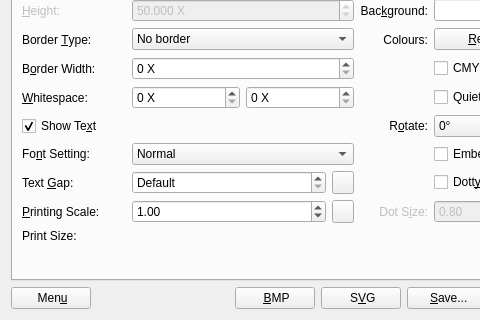
Above: frontend_qt/mainWindow.ui from zint/zint before the change; both pictures show x 0 to 480 and y 327 to 647 of the 584 by 647 pixel window. Below: the same form after it.
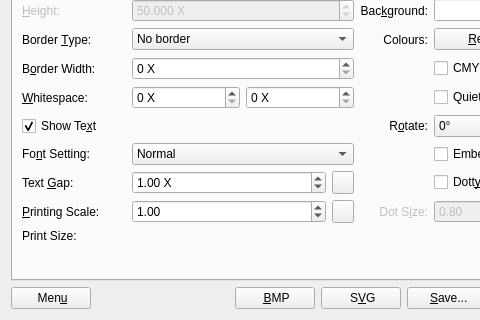
That is the form after the change. The open tabs and pages were chosen to show the change. Icons and pictures are not drawn.

The edit to the form file:
```diff
--- a/frontend_qt/mainWindow.ui
+++ b/frontend_qt/mainWindow.ui
@@ -1936,9 +1936,6 @@
                 <string>Gap between barcode and text in X-dimensions
 (ignored if disabled)</string>
                </property>
-               <property name="specialValueText">
-                <string>Default</string>
-               </property>
                <property name="prefix">
                 <string/>
                </property>
@@ -1949,7 +1946,7 @@
                 <number>2</number>
                </property>
                <property name="minimum">
-                <double>0.000000000000000</double>
+                <double>-5.000000000000000</double>
                </property>
                <property name="maximum">
                 <double>10.000000000000000</double>
@@ -1958,7 +1955,7 @@
                 <double>0.100000000000000</double>
                </property>
                <property name="value">
-                <double>0.000000000000000</double>
+                <double>1.000000000000000</double>
                </property>
               </widget>
              </item>
```
Left out of the diff: 2 changed lines with no effect on the pictures.
